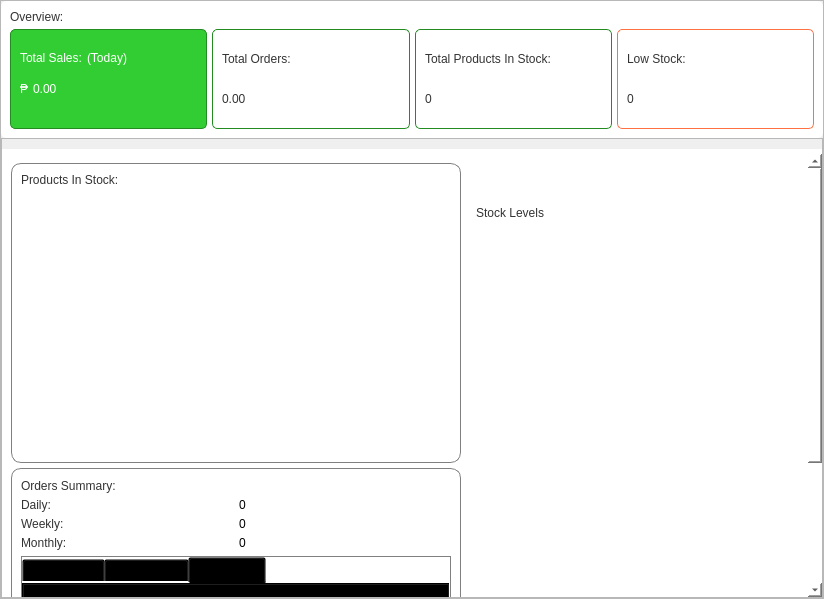
Kazu0210/Inventory-System, file app/src/ui/final_ui/dashboard.ui: the form before one commit.
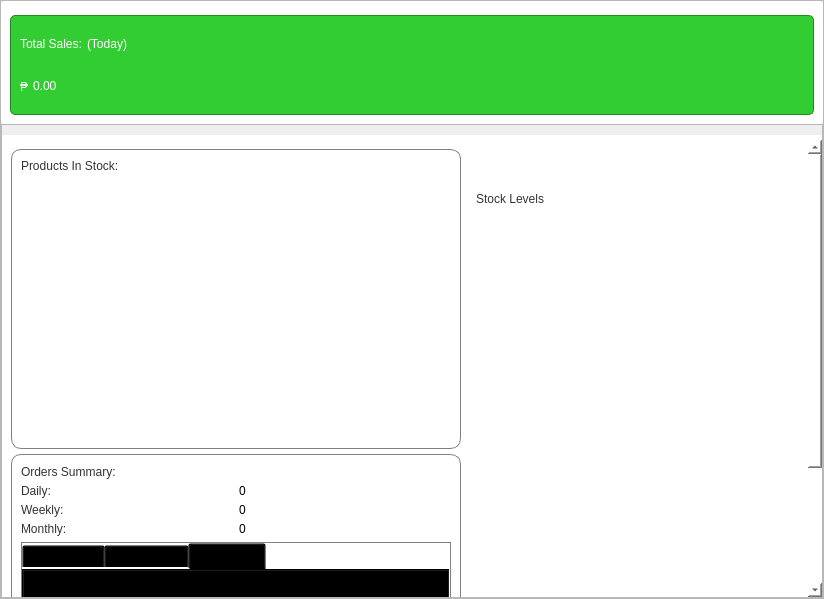
The form after the commit.

Diff of the .ui file:
```diff
--- a/app/src/ui/final_ui/dashboard.ui
+++ b/app/src/ui/final_ui/dashboard.ui
@@ -71,7 +71,7 @@
          <enum>QFrame::Raised</enum>
         </property>
         <layout class="QVBoxLayout" name="verticalLayout_7">
-         <item alignment="Qt::AlignVCenter">
+         <item>
           <widget class="QFrame" name="frame_5">
            <property name="styleSheet">
             <string notr="true">#frame_4{
@@ -135,17 +135,6 @@
                <property name="bottomMargin">
                 <number>0</number>
                </property>
-               <item>
-                <widget class="QLabel" name="label_3">
-                 <property name="styleSheet">
-                  <string notr="true">font: 63 15pt &quot;Noto Sans SemiBold&quot;;
-color: #333333;</string>
-                 </property>
-                 <property name="text">
-                  <string>Overview:</string>
-                 </property>
-                </widget>
-               </item>
               </layout>
              </widget>
             </item>
@@ -173,7 +162,7 @@
                <property name="bottomMargin">
                 <number>0</number>
                </property>
-               <item alignment="Qt::AlignTop">
+               <item>
                 <widget class="QFrame" name="frame_7">
                  <property name="minimumSize">
                   <size>
@@ -253,7 +242,7 @@
                     </layout>
                    </widget>
                   </item>
-                  <item alignment="Qt::AlignLeft|Qt::AlignTop">
+                  <item alignment="Qt::AlignLeft">
                    <widget class="QFrame" name="frame_22">
                     <property name="frameShape">
                      <enum>QFrame::StyledPanel</enum>
@@ -313,195 +302,6 @@
                  </layout>
                 </widget>
                </item>
-               <item alignment="Qt::AlignTop">
-                <widget class="QFrame" name="frame_8">
-                 <property name="minimumSize">
-                  <size>
-                   <width>0</width>
-                   <height>100</height>
-                  </size>
-                 </property>
-                 <property name="styleSheet">
-                  <string notr="true">#frame_8{
-background-color: #fff;
-border: 1px solid #228B22;
-border-radius: 5px;
-}</string>
-                 </property>
-                 <property name="frameShape">
-                  <enum>QFrame::StyledPanel</enum>
-                 </property>
-                 <property name="frameShadow">
-                  <enum>QFrame::Raised</enum>
-                 </property>
-                 <layout class="QVBoxLayout" name="verticalLayout_5">
-                  <property name="spacing">
-                   <number>5</number>
-                  </property>
-                  <item>
-                   <widget class="QLabel" name="label_6">
-                    <property name="maximumSize">
-                     <size>
-                      <width>16777215</width>
-                      <height>30</height>
-                     </size>
-                    </property>
-                    <property name="styleSheet">
-                     <string notr="true">font: 63 12pt &quot;Noto Sans SemiBold&quot;;
-color: #333333;</string>
-                    </property>
-                    <property name="text">
-                     <string>Total Orders:</string>
-                    </property>
-                   </widget>
-                  </item>
-                  <item>
-                   <widget class="QLabel" name="total_orders_label">
-                    <property name="maximumSize">
-                     <size>
-                      <width>16777215</width>
-                      <height>30</height>
-                     </size>
-                    </property>
-                    <property name="styleSheet">
-                     <string notr="true">font: 87 16pt &quot;Noto Sans Black&quot;;
-color: #333333;
-</string>
-                    </property>
-                    <property name="text">
-                     <string>0.00</string>
-                    </property>
-                   </widget>
-                  </item>
-                 </layout>
-                </widget>
-               </item>
-               <item alignment="Qt::AlignTop">
-                <widget class="QFrame" name="frame_9">
-                 <property name="minimumSize">
-                  <size>
-                   <width>0</width>
-                   <height>100</height>
-                  </size>
-                 </property>
-                 <property name="styleSheet">
-                  <string notr="true">#frame_9{
-background-color: #fff;
-border: 1px solid #228B22;
-border-radius: 5px;
-}</string>
-                 </property>
-                 <property name="frameShape">
-                  <enum>QFrame::StyledPanel</enum>
-                 </property>
-                 <property name="frameShadow">
-                  <enum>QFrame::Raised</enum>
-                 </property>
-                 <layout class="QVBoxLayout" name="verticalLayout_6">
-                  <property name="spacing">
-                   <number>5</number>
-                  </property>
-                  <item>
-                   <widget class="QLabel" name="label_8">
-                    <property name="maximumSize">
-                     <size>
-                      <width>16777215</width>
-                      <height>30</height>
-                     </size>
-                    </property>
-                    <property name="styleSheet">
-                     <string notr="true">font: 63 12pt &quot;Noto Sans SemiBold&quot;;
-color: #333333;</string>
-                    </property>
-                    <property name="text">
-                     <string>Total Products In Stock:</string>
-                    </property>
-                   </widget>
-                  </item>
-                  <item>
-                   <widget class="QLabel" name="totalItemStock_label">
-                    <property name="maximumSize">
-                     <size>
-                      <width>16777215</width>
-                      <height>30</height>
-                     </size>
-                    </property>
-                    <property name="styleSheet">
-                     <string notr="true">font: 87 16pt &quot;Noto Sans Black&quot;;
-color: #333333;
-</string>
-                    </property>
-                    <property name="text">
-                     <string>0</string>
-                    </property>
-                   </widget>
-                  </item>
-                 </layout>
-                </widget>
-               </item>
-               <item alignment="Qt::AlignTop">
-                <widget class="QFrame" name="frame_11">
-                 <property name="minimumSize">
-                  <size>
-                   <width>0</width>
-                   <height>100</height>
-                  </size>
-                 </property>
-                 <property name="styleSheet">
-                  <string notr="true">#frame_11{
-background-color: #fff;
-border: 1px solid #FF7043;
-border-radius: 5px;
-}</string>
-                 </property>
-                 <property name="frameShape">
-                  <enum>QFrame::StyledPanel</enum>
-                 </property>
-                 <property name="frameShadow">
-                  <enum>QFrame::Raised</enum>
-                 </property>
-                 <layout class="QVBoxLayout" name="verticalLayout_8">
-                  <property name="spacing">
-                   <number>5</number>
-                  </property>
-                  <item>
-                   <widget class="QLabel" name="label_10">
-                    <property name="maximumSize">
-                     <size>
-                      <width>16777215</width>
-                      <height>30</height>
-                     </size>
-                    </property>
-                    <property name="styleSheet">
-                     <string notr="true">font: 63 12pt &quot;Noto Sans SemiBold&quot;;
-color: #333333;</string>
-                    </property>
-                    <property name="text">
-                     <string>Low Stock:</string>
-                    </property>
-                   </widget>
-                  </item>
-                  <item>
-                   <widget class="QLabel" name="low_stock_label">
-                    <property name="maximumSize">
-                     <size>
-                      <width>16777215</width>
-                      <height>30</height>
-                     </size>
-                    </property>
-                    <property name="styleSheet">
-                     <string notr="true">font: 87 16pt &quot;Noto Sans Black&quot;;
-color: #333333;
-</string>
-                    </property>
-                    <property name="text">
-                     <string>0</string>
-                    </property>
-                   </widget>
-                  </item>
-                 </layout>
-                </widget>
-               </item>
               </layout>
              </widget>
             </item>
```
